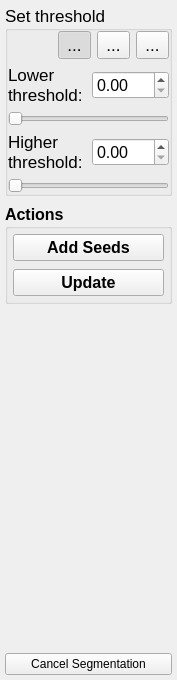
Before: the Qt Designer form GUI/Qt/Components/TRGPanel.ui in taigw/itksnap_3.2, drawn with Qt 5.
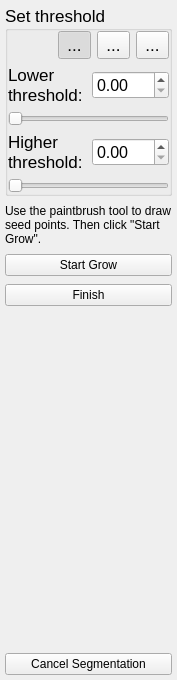
After: the same form once the commit is applied. Icons and pictures are not drawn.

Commit message: Add Threshold Region Grow in SNAPImageData

What changed in the file:
```diff
--- a/GUI/Qt/Components/TRGPanel.ui
+++ b/GUI/Qt/Components/TRGPanel.ui
@@ -216,40 +216,27 @@
     </widget>
    </item>
    <item>
-    <widget class="QGroupBox" name="groupBox">
-     <property name="font">
-      <font>
-       <family>Helvetica</family>
-       <pointsize>12</pointsize>
-       <weight>75</weight>
-       <bold>true</bold>
-      </font>
+    <widget class="QLabel" name="labelSeedTips">
+     <property name="text">
+      <string>&lt;html&gt;&lt;head/&gt;&lt;body&gt;&lt;p&gt;Use the paintbrush tool to draw seed points. Then click &amp;quot;Start Grow&amp;quot;.&lt;/p&gt;&lt;/body&gt;&lt;/html&gt;</string>
      </property>
-     <property name="title">
-      <string>Actions</string>
+     <property name="wordWrap">
+      <bool>true</bool>
      </property>
-     <layout class="QVBoxLayout" name="verticalLayout_2">
-      <property name="spacing">
-       <number>8</number>
-      </property>
-      <property name="margin">
-       <number>5</number>
-      </property>
+    </widget>
+   </item>
       <item>
-       <widget class="QPushButton" name="btnAddSeeds">
+    <widget class="QPushButton" name="btnStartGrow">
         <property name="text">
-         <string>Add Seeds</string>
+      <string>Start Grow</string>
         </property>
        </widget>
       </item>
       <item>
-       <widget class="QPushButton" name="btnUpdate">
+    <widget class="QPushButton" name="btnFinish">
         <property name="text">
-         <string>Update</string>
-        </property>
-       </widget>
-      </item>
-     </layout>
+      <string>Finish</string>
+     </property>
     </widget>
    </item>
    <item>
```
Lines whose indentation alone changed are shown as unchanged. The commit also changes 6 other files.
